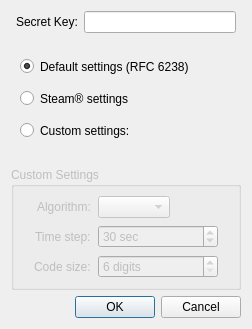
Above: src/gui/TotpSetupDialog.ui from keepassxreboot/keepassxc before the change. Below: the same form after it.
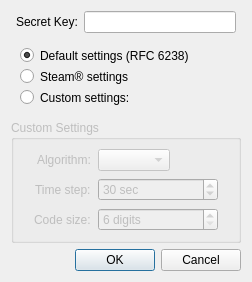
That is the form after the change.

```diff
--- a/src/gui/TotpSetupDialog.ui
+++ b/src/gui/TotpSetupDialog.ui
@@ -7,7 +7,7 @@
     <x>0</x>
     <y>0</y>
     <width>249</width>
-    <height>329</height>
+    <height>278</height>
    </rect>
   </property>
   <property name="windowTitle">
```
